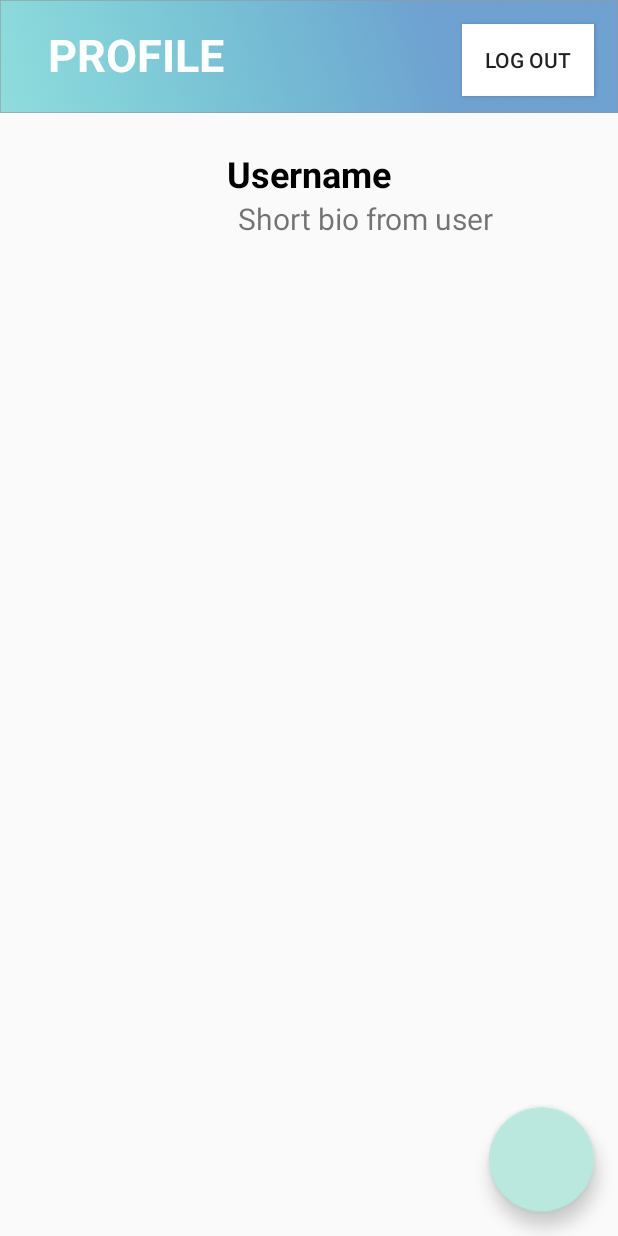
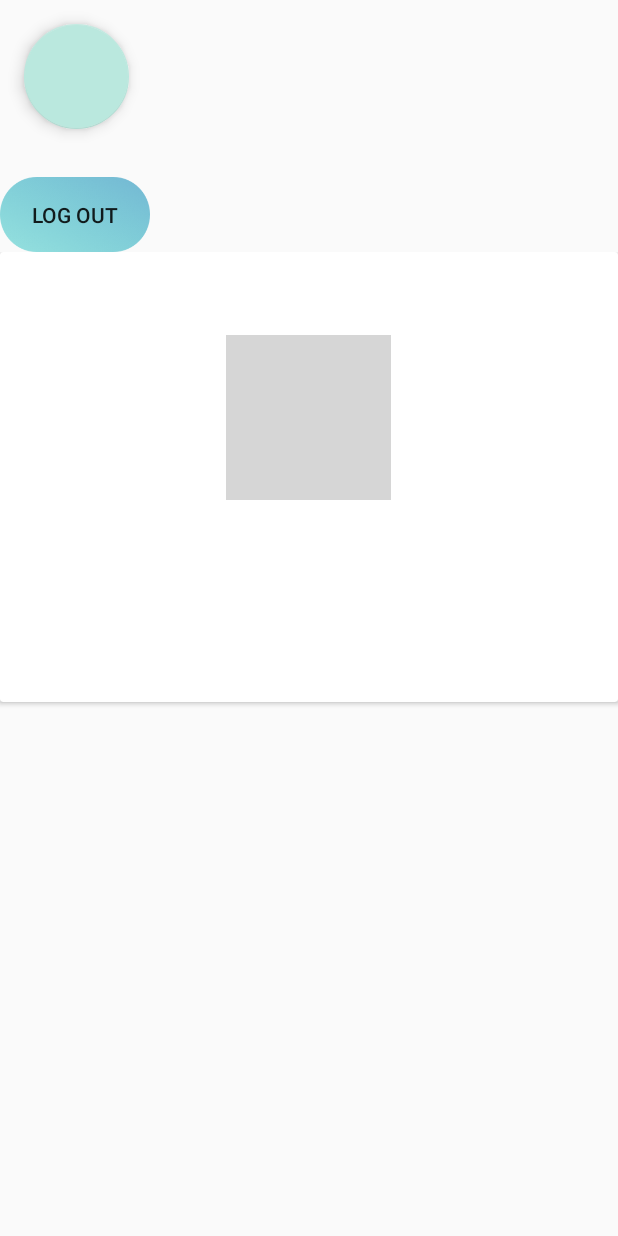
Before and after one commit to yiiifan/Moments, an Android app: the Profile screen opened directly, with no data from a screen before it, on a phone screen of 412 x 824 dp. Run offline under Robolectric (Android 15) with nearby library versions, the phone set to English and light mode, and no system bars; our stand-ins replace ButterKnife, Firebase (no records; nobody signed in at launch, a user with empty details on screens opened directly); grey boxes are pictures that could not be loaded.

Commit message:
RecyclerView and GridLayoutManager

```diff
--- /dev/null
+++ b/app/src/main/java/com/example/insta/Header.java
@@ -0,0 +1,38 @@
+package com.example.insta;
+
+public class Header extends RecyclerViewItem{
+
+    private String profile_username;
+    private String profile_bio;
+    private String profile_avatar;
+
+    public Header(String profile_username, String profile_bio, String profile_avatar) {
+        this.profile_username = profile_username;
+        this.profile_bio = profile_bio;
+        this.profile_avatar = profile_avatar;
+    }
+
+    public String getProfile_username() {
+        return profile_username;
+    }
+
+    public void setProfile_username(String profile_username) {
+        this.profile_username = profile_username;
+    }
+
+    public String getProfile_bio() {
+        return profile_bio;
+    }
+
+    public void setProfile_bio(String profile_bio) {
+        this.profile_bio = profile_bio;
+    }
+
+    public String getProfile_avatar() {
+        return profile_avatar;
+    }
+
+    public void setProfile_avatar(String profile_avatar) {
+        this.profile_avatar = profile_avatar;
+    }
+}
--- a/app/src/main/java/com/example/insta/PhotoRecycleView.java
+++ b/app/src/main/java/com/example/insta/PhotoRecycleView.java
@@ -9,70 +9,143 @@ import android.view.LayoutInflater;
 import android.view.View;
 import android.view.ViewGroup;
 import android.widget.ImageView;
+import android.widget.TextView;
 
 import com.bumptech.glide.Glide;
+import com.bumptech.glide.request.RequestOptions;
 
 import java.util.List;
 
-public class PhotoRecycleView extends RecyclerView.Adapter<PhotoRecycleView.MyViewHolder>{
+public class PhotoRecycleView extends RecyclerView.Adapter{
+    private static final String TAG = "Recycle";
+
+    private static final int HEADER_ITEM = 1;
+    private static final int PHOTO_ITEM = 2;
+    private static final int FOOTER_VIEW = 3;
+
+    //Declare List of Recycleview Items
+    private List<RecyclerViewItem> recyclerViewItems;
 
     private Context mContext;
     private List<photoModel> mData;
 
-    public PhotoRecycleView(Context mContext, List<photoModel> mData) {
+    public PhotoRecycleView(Context mContext, List<RecyclerViewItem> recyclerViewItems) {
         this.mContext = mContext;
-        this.mData = mData;
+        this.recyclerViewItems = recyclerViewItems;
     }
 
     @NonNull
     @Override
-    public MyViewHolder onCreateViewHolder(@NonNull ViewGroup viewGroup, int i) {
+    public RecyclerView.ViewHolder onCreateViewHolder(@NonNull ViewGroup parent, int viewType) {
+        LayoutInflater mInflater = LayoutInflater.from(parent.getContext());
         View view;
-        LayoutInflater mInflater = LayoutInflater.from(mContext);
-        view = mInflater.inflate(R.layout.item, viewGroup, false);
-        return new MyViewHolder(view);
+        if(viewType == HEADER_ITEM){
+            view = mInflater.inflate(R.layout.header, parent, false);
+            return new HeaderHolder(view);
+
+        }else if(viewType == PHOTO_ITEM) {
+            view = mInflater.inflate(R.layout.item, parent, false);
+            return new PhotoHolder(view);
+        }
+
+        return null;
     }
 
     @Override
-    public void onBindViewHolder(@NonNull MyViewHolder myViewHolder, final int position) {
+    public void onBindViewHolder(@NonNull RecyclerView.ViewHolder holder, int position) {
+        RecyclerViewItem recyclerViewItem = recyclerViewItems.get(position);
+
+        if(holder instanceof HeaderHolder) {
+            HeaderHolder headerHolder = (HeaderHolder) holder;
+            Header header = (Header) recyclerViewItem;
+
+            headerHolder.profile_username.setText(header.getProfile_username());
+            headerHolder.profile_bio.setText(header.getProfile_bio());
+
+            RequestOptions options = new RequestOptions();
+            options.centerCrop();
+            options.circleCrop();
+
             Glide.with(mContext)
-                .load(mData.get(position).getUrl())
-                .into(myViewHolder.photo_download);
+                    .load(header.getProfile_avatar())
+                    .apply(options)
+                    .into(headerHolder.profile_avatar);
+
+        }else if(holder instanceof PhotoHolder){
+
+            PhotoHolder PhotoHolder = (PhotoHolder) holder;
+            final photoModel photo = (photoModel) recyclerViewItem;
+
+            Glide.with(mContext)
+                    .load(photo.getUrl())
+                    .into(PhotoHolder.photo_download);
 
             //Set click listener
-        myViewHolder.photo_item.setOnClickListener(new View.OnClickListener() {
+            PhotoHolder.photo_item.setOnClickListener(new View.OnClickListener() {
                 @Override
                 public void onClick(View v) {
                     Intent intent = new Intent(mContext, PhotoDetail.class);
 
                     // Passing data to the Detail activity
-                intent.putExtra("PhotoUrl", mData.get(position).getUrl().toString());
+                    intent.putExtra("PhotoUrl", photo.getUrl().toString());
                     intent.putExtra("desc", "Photo information");
-                intent.putExtra("location", mData.get(position).getLocation());
-                intent.putExtra("timestamp", mData.get(position).getTimestamp());
+                    intent.putExtra("location", photo.getLocation());
+                    intent.putExtra("timestamp", photo.getTimestamp());
 
                     // Start the activity
                     mContext.startActivity(intent);
                 }
             });
-
+        }
     }
 
     @Override
     public int getItemCount() {
-        return mData.size();
+        return recyclerViewItems.size();
     }
 
-    public static class MyViewHolder extends RecyclerView.ViewHolder{
+    @Override
+    public int getItemViewType(int position) {
+        RecyclerViewItem recyclerViewItem = recyclerViewItems.get(position);
 
+        if (recyclerViewItem instanceof Header)
+            return HEADER_ITEM;
+        else if (recyclerViewItem instanceof photoModel)
+            return PHOTO_ITEM;
+        else
+            return super.getItemViewType(position);
+    }
+
+
+    public static class PhotoHolder extends RecyclerView.ViewHolder{
+
+        // Recycle Photo list
         ImageView photo_download;
         CardView photo_item;
 
-        public MyViewHolder(@NonNull View itemView) {
+        PhotoHolder(@NonNull View itemView) {
             super(itemView);
 
+            //Get the view from item
             photo_download = (ImageView) itemView.findViewById(R.id.photo_card);
             photo_item = (CardView) itemView.findViewById(R.id.photo_item);
         }
     }
+
+    //header holder
+    private class HeaderHolder extends RecyclerView.ViewHolder {
+        CardView profile;
+        TextView profile_username, profile_bio;
+        ImageView profile_avatar;
+
+
+        HeaderHolder(View itemView) {
+            super(itemView);
+
+            profile = itemView.findViewById(R.id.profile);
+            profile_avatar = itemView.findViewById(R.id.profile_avatar);
+            profile_username = itemView.findViewById(R.id.profile_username);
+            profile_bio = itemView.findViewById(R.id.profile_bio);
         }
+    }
+}
--- a/app/src/main/java/com/example/insta/Profile.java
+++ b/app/src/main/java/com/example/insta/Profile.java
@@ -9,11 +9,13 @@ import android.support.annotation.NonNull;
 import android.support.v4.content.FileProvider;
 import android.support.v7.app.AppCompatActivity;
 import android.os.Bundle;
+import android.support.v7.view.menu.MenuAdapter;
 import android.support.v7.widget.GridLayoutManager;
 import android.support.v7.widget.LinearLayoutManager;
 import android.support.v7.widget.RecyclerView;
 import android.util.Log;
 import android.view.View;
+import android.widget.Adapter;
 import android.widget.ImageView;
 import android.widget.TextView;
 
@@ -44,6 +46,7 @@ import java.text.SimpleDateFormat;
 import java.util.ArrayList;
 import java.util.Date;
 import java.util.HashMap;
+import java.util.List;
 import java.util.Map;
 
 import butterknife.ButterKnife;
@@ -53,9 +56,9 @@ public class Profile extends AppCompatActivity implements View.OnClickListener{
     private static final int REQUEST_TAKE_PHOTO = 1;
     private static final int CAMERA_REQUEST_CODE = 1;
 
-    private TextView mUsernameField;
-    private TextView mBioField;
-    private ImageView mAvatar;
+    private String username;
+    private String bio;
+    private String avatar;
 
     private FirebaseAuth mAuth;
     private FirebaseFirestore mDatabase;
@@ -70,8 +73,7 @@ public class Profile extends AppCompatActivity implements View.OnClickListener{
     private Uri photoURI;
 
     private RecyclerView mRecycleView;
-    private FirestoreRecyclerAdapter mAdapter;
-    LinearLayoutManager linearLayoutManager;
+
 
 
     @Override
@@ -79,13 +81,7 @@ public class Profile extends AppCompatActivity implements View.OnClickListener{
         super.onCreate(savedInstanceState);
         setContentView(R.layout.activity_profile);
 
-        //Views
-        mUsernameField = findViewById(R.id.username);
-        mBioField = findViewById(R.id.bio);
-        mAvatar = findViewById(R.id.img);
-
         mRecycleView = findViewById(R.id.gallery);
-        mRecycleView.setHasFixedSize(true);
         mRecycleView.setLayoutManager(new LinearLayoutManager(this));
         ButterKnife.bind(this);
 
@@ -102,8 +98,8 @@ public class Profile extends AppCompatActivity implements View.OnClickListener{
         FirebaseUser user = mAuth.getCurrentUser();
         uid = user.getUid();
 
-        showProfile();
-        loadGallery();
+        initRecyclerView();
+
     }
 
     @Override
@@ -117,29 +113,86 @@ public class Profile extends AppCompatActivity implements View.OnClickListener{
         }
     }
 
-    public void loadGallery(){
+    private void initRecyclerView() {
+        final List<RecyclerViewItem> recyclerViewItems = new ArrayList<>();
+
+        //Download username and bio
+        DocumentReference docRef = mDatabase.collection("users").document(uid);
+        docRef.get().addOnCompleteListener(new OnCompleteListener<DocumentSnapshot>() {
+            @Override
+            public void onComplete(@NonNull Task<DocumentSnapshot> task) {
+                if (task.isSuccessful()) {
+                    DocumentSnapshot document = task.getResult();
+                    if (document.exists()) {
+                        Log.d(TAG, "DocumentSnapshot data: " + document.getData());
+                        username = (String)document.get("username");
+                        bio = (String)document.get("bio");
+                    } else {
+                        Log.d(TAG, "No such document");
+                    }
+                } else {
+                    Log.d(TAG, "get failed with ", task.getException());
+                }
+            }
+        });
+
+        // Download avatar from Storage
+        String path = uid.concat("/avatar/avatar.png");
+        mStorageRef.child(path).getDownloadUrl().addOnSuccessListener(new OnSuccessListener<Uri>() {
+            @Override
+            public void onSuccess(Uri uri) {
+                // Got the download URL for 'users/me/profile.png'
+                Log.d(TAG,"Got the download URL");
+                avatar = uri.toString();
+            }
+        }).addOnFailureListener(new OnFailureListener() {
+            @Override
+            public void onFailure(@NonNull Exception exception) {
+                // Handle any errors
+                Log.d(TAG,"Fail to got the download URL");
+            }
+        });
+
+        // Download all photos
         mDatabase.collection("users").document(uid).collection("Photos")
                 .get()
                 .addOnCompleteListener(new OnCompleteListener<QuerySnapshot>() {
                     @Override
                     public void onComplete(@NonNull Task<QuerySnapshot> task) {
                         if (task.isSuccessful()) {
-                            final ArrayList<photoModel> photoList = new ArrayList<>();
+
+                            Header header = new Header(username, bio, avatar);
+                            recyclerViewItems.add(header);
+
                             for (QueryDocumentSnapshot document : task.getResult()) {
                                 Log.d(TAG, document.getId() + " => " + document.getData());
                                 photoModel model = new photoModel(document.getId(), document.getString("url"), document.getString("location"),document.getString("timestamp"));
-                                photoList.add(model);
+                                recyclerViewItems.add(model);
                             }
-                            Log.d(TAG,"photolist size: "+photoList.size());
-                            PhotoRecycleView myAdapter = new PhotoRecycleView(Profile.this, photoList);
-                            mRecycleView.setLayoutManager(new GridLayoutManager(Profile.this, 3));
 
-                            mRecycleView.setAdapter(myAdapter);
+                            final PhotoRecycleView adapter = new PhotoRecycleView(Profile.this, recyclerViewItems);
+
+                            GridLayoutManager mLayoutManager = new GridLayoutManager(Profile.this, 3);
+                            mLayoutManager.setSpanSizeLookup(new GridLayoutManager.SpanSizeLookup() {
+                                @Override
+                                public int getSpanSize(int position) {
+                                    if(adapter.getItemViewType(position) == 1){
+                                        return 3;
+                                    }else{
+                                        return 1;
+                                    }
+                                }
+                            });
+
+                            mRecycleView.setLayoutManager(mLayoutManager);
+                            mRecycleView.setAdapter(adapter);
+
                         } else {
                             Log.w(TAG, "Error getting documents.", task.getException());
                         }
                     }
                 });
+
     }
 
 
@@ -266,55 +319,4 @@ public class Profile extends AppCompatActivity implements View.OnClickListener{
         startActivity(intent);
     }
 
-
-    private void showProfile() {
-        // Download document from Firebase
-        DocumentReference docRef = mDatabase.collection("users").document(uid);
-        docRef.get().addOnCompleteListener(new OnCompleteListener<DocumentSnapshot>() {
-            @Override
-            public void onComplete(@NonNull Task<DocumentSnapshot> task) {
-                if (task.isSuccessful()) {
-                    DocumentSnapshot document = task.getResult();
-                    if (document.exists()) {
-                        Log.d(TAG, "DocumentSnapshot data: " + document.getData());
-                        mUsernameField.setText((String)document.get("username"));
-                        mBioField.setText((String)document.get("bio"));
-                    } else {
-                        Log.d(TAG, "No such document");
-                    }
-                } else {
-                    Log.d(TAG, "get failed with ", task.getException());
-                }
-            }
-        });
-
-        // Download avatar from Storage
-        String path = uid.concat("/avatar/avatar.png");
-        mStorageRef.child(path).getDownloadUrl().addOnSuccessListener(new OnSuccessListener<Uri>() {
-            @Override
-            public void onSuccess(Uri uri) {
-                // Got the download URL for 'users/me/profile.png'
-                Log.d(TAG,"Got the download URL");
-                RequestOptions options = new RequestOptions();
-                options.centerCrop();
-                options.circleCrop();
-
-                Glide
-                        .with(getApplicationContext())
-                        .load(uri)
-                        .apply(options)
-                        .into(mAvatar);
-
-            }
-        }).addOnFailureListener(new OnFailureListener() {
-            @Override
-            public void onFailure(@NonNull Exception exception) {
-                // Handle any errors
-                Log.d(TAG,"Fail to got the download URL");
-            }
-        });
-
-    }
-
-
 }
--- /dev/null
+++ b/app/src/main/java/com/example/insta/RecyclerViewItem.java
@@ -0,0 +1,4 @@
+package com.example.insta;
+
+public class RecyclerViewItem {
+}
--- a/app/src/main/java/com/example/insta/Register.java
+++ b/app/src/main/java/com/example/insta/Register.java
@@ -108,7 +108,6 @@ public class Register extends AppCompatActivity implements View.OnClickListener
                             FirebaseUser user = mAuth.getCurrentUser();
                             uid = user.getUid();
                             saveInfo(mUsernameField.getText().toString(),mBioField.getText().toString());
-                            goProfile();
 //                            updateUI(user);
                         } else {
                             // If sign in fails, display a message to the user.
@@ -145,6 +144,7 @@ public class Register extends AppCompatActivity implements View.OnClickListener
                     @Override
                     public void onSuccess(Void aVoid) {
                         Log.d(TAG, "DocumentSnapshot successfully written!");
+
                     }
 
                 })
@@ -173,6 +173,8 @@ public class Register extends AppCompatActivity implements View.OnClickListener
             @Override
             public void onSuccess(UploadTask.TaskSnapshot taskSnapshot) {
                 Log.d(TAG, "Upload avatar successfully");
+                goProfile();
+
 
             }
         });
--- a/app/src/main/java/com/example/insta/photoModel.java
+++ b/app/src/main/java/com/example/insta/photoModel.java
@@ -2,7 +2,7 @@ package com.example.insta;
 
 import android.net.Uri;
 
-public class photoModel {
+public class photoModel extends RecyclerViewItem{
     private String pID;
     private String url;
     private String location;
--- a/app/src/main/res/layout/activity_profile.xml
+++ b/app/src/main/res/layout/activity_profile.xml
@@ -7,112 +7,28 @@
     android:orientation="vertical"
     tools:context=".Profile">
 
-    <android.support.constraint.ConstraintLayout
-        android:layout_width="match_parent"
-        android:layout_height="wrap_content">
+    <android.support.design.widget.FloatingActionButton
+        android:id="@+id/add"
+        android:layout_width="70dp"
+        android:layout_height="70dp"
+        android:layout_margin="16dp"
+        android:background="@drawable/add"
+        android:scaleType="centerCrop" />
 
-        <TextView
-            android:id="@+id/title3"
-            android:layout_width="match_parent"
-            android:layout_height="75dp"
-            android:layout_margin="0dp"
-            android:layout_marginStart="8dp"
-            android:layout_marginLeft="8dp"
-            android:layout_marginTop="8dp"
-            android:layout_marginEnd="8dp"
-            android:layout_marginRight="8dp"
-            android:background="@drawable/title"
-            android:paddingLeft="32dp"
-            android:paddingTop="16dp"
-            android:paddingBottom="16dp"
-            android:text="Profile"
-            android:textAllCaps="true"
-            android:textColor="@android:color/background_light"
-            android:textSize="30sp"
-            android:textStyle="bold"
-            app:layout_constraintEnd_toEndOf="parent"
-            app:layout_constraintStart_toStartOf="parent"
-            app:layout_constraintTop_toTopOf="parent" />
-
-        <Button
-            android:id="@+id/logout"
-            android:layout_width="wrap_content"
-            android:layout_height="wrap_content"
-            android:layout_marginTop="16dp"
-            android:layout_marginEnd="16dp"
-            android:layout_marginRight="16dp"
-            android:background="@android:color/white"
-            android:text="Log Out"
-            app:layout_constraintEnd_toEndOf="parent"
-            app:layout_constraintTop_toTopOf="parent" />
-
-    </android.support.constraint.ConstraintLayout>
-
-
-
-    <android.support.constraint.ConstraintLayout
-        android:layout_width="match_parent"
-        android:layout_height="wrap_content">
-
-        <ImageView
-            android:id="@+id/img"
-            android:layout_width="106dp"
-            android:layout_height="107dp"
-            android:layout_marginTop="8dp"
-            android:layout_marginBottom="32dp"
-            app:layout_constraintBottom_toBottomOf="parent"
-            app:layout_constraintEnd_toEndOf="parent"
-            app:layout_constraintHorizontal_bias="0.095"
-            app:layout_constraintStart_toStartOf="parent"
-            app:layout_constraintTop_toTopOf="parent"
-            app:layout_constraintVertical_bias="1.0"
-            tools:srcCompat="@drawable/avater" />
-
-        <TextView
-            android:id="@+id/username"
-            android:layout_width="wrap_content"
-            android:layout_height="wrap_content"
-            android:layout_marginTop="24dp"
-            android:text="Username"
-            android:textColor="@android:color/black"
-            android:textSize="24sp"
-            android:textStyle="bold"
-            app:layout_constraintEnd_toEndOf="parent"
-            app:layout_constraintStart_toStartOf="parent"
-            app:layout_constraintTop_toTopOf="parent" />
-
-        <TextView
-            android:id="@+id/bio"
-            android:layout_width="wrap_content"
-            android:layout_height="wrap_content"
-            android:text=" Short bio from user"
-            android:textSize="20sp"
-            app:layout_constraintEnd_toEndOf="parent"
-            app:layout_constraintHorizontal_bias="0.65"
-            app:layout_constraintStart_toStartOf="parent"
-            app:layout_constraintTop_toBottomOf="@+id/username" />
-
-    </android.support.constraint.ConstraintLayout>
+    <Button
+        android:id="@+id/logout"
+        android:layout_width="100dp"
+        android:layout_height="50dp"
+        android:layout_marginTop="16dp"
+        android:layout_marginEnd="16dp"
+        android:layout_marginRight="16dp"
+        android:background="@drawable/button2"
+        android:text="Log Out" />
 
     <android.support.v7.widget.RecyclerView
         android:id="@+id/gallery"
         android:layout_width="match_parent"
         android:layout_height="match_parent"
-        android:layout_weight="1"
-        />
-
-
-    <android.support.design.widget.FloatingActionButton
-        android:id="@+id/add"
-        android:layout_width="70dp"
-        android:layout_height="70dp"
-        android:layout_gravity="end|bottom"
-        android:layout_margin="16dp"
-        android:background="@drawable/add"
-        app:layout_constraintBottom_toBottomOf="parent"
-        app:layout_constraintEnd_toEndOf="parent"
-        app:layout_constraintHorizontal_bias="0.941"
-        app:layout_constraintStart_toStartOf="parent" />
-
+        android:layout_weight="1"/>
 
 </LinearLayout>
--- /dev/null
+++ b/app/src/main/res/layout/header.xml
@@ -0,0 +1,51 @@
+<?xml version="1.0" encoding="utf-8"?>
+<android.support.v7.widget.CardView
+    xmlns:android="http://schemas.android.com/apk/res/android"
+    xmlns:app="http://schemas.android.com/apk/res-auto"
+    xmlns:tools="http://schemas.android.com/tools"
+    android:layout_width="match_parent"
+    android:layout_height="300dp"
+    android:id="@+id/profile">
+
+    <LinearLayout
+        android:layout_width="match_parent"
+        android:layout_height="match_parent"
+        android:orientation="vertical">
+
+        <ImageView
+            android:id="@+id/profile_avatar"
+            android:layout_width="110dp"
+            android:layout_height="110dp"
+            tools:srcCompat="@drawable/avater"
+            android:layout_gravity="center"
+            android:layout_marginTop="55dp"/>
+
+        <TextView
+            android:id="@+id/profile_username"
+            android:layout_width="wrap_content"
+            android:layout_height="wrap_content"
+            android:layout_gravity="center"
+            android:layout_marginTop="8dp"
+            android:text="Username"
+            android:textColor="@android:color/black"
+            android:textSize="24sp"
+            android:textStyle="bold" />
+
+        <TextView
+            android:id="@+id/profile_bio"
+            android:layout_width="wrap_content"
+            android:layout_height="wrap_content"
+            android:layout_gravity="center"
+            android:layout_marginTop="3dp"
+            android:text=" Short bio from user"
+            android:textSize="20sp"
+            app:layout_constraintEnd_toEndOf="parent"
+            app:layout_constraintStart_toStartOf="parent"
+            app:layout_constraintTop_toBottomOf="@+id/username" />
+
+
+    </LinearLayout>
+
+
+
+</android.support.v7.widget.CardView>
```
Lines whose indentation alone changed are shown as unchanged.
